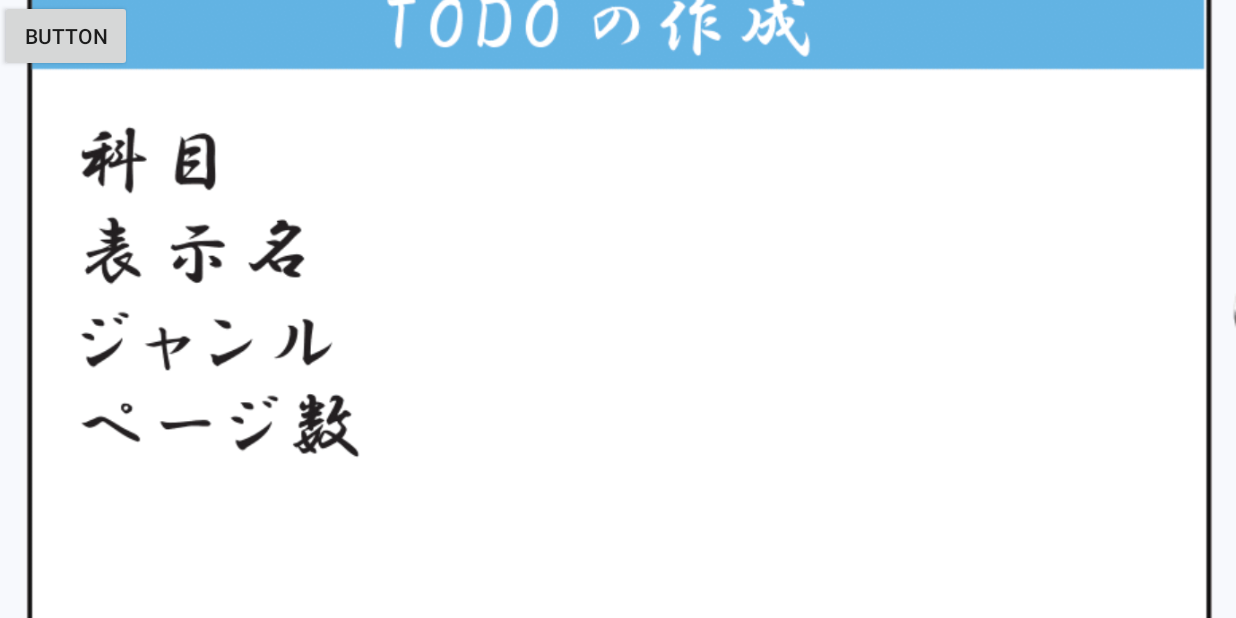
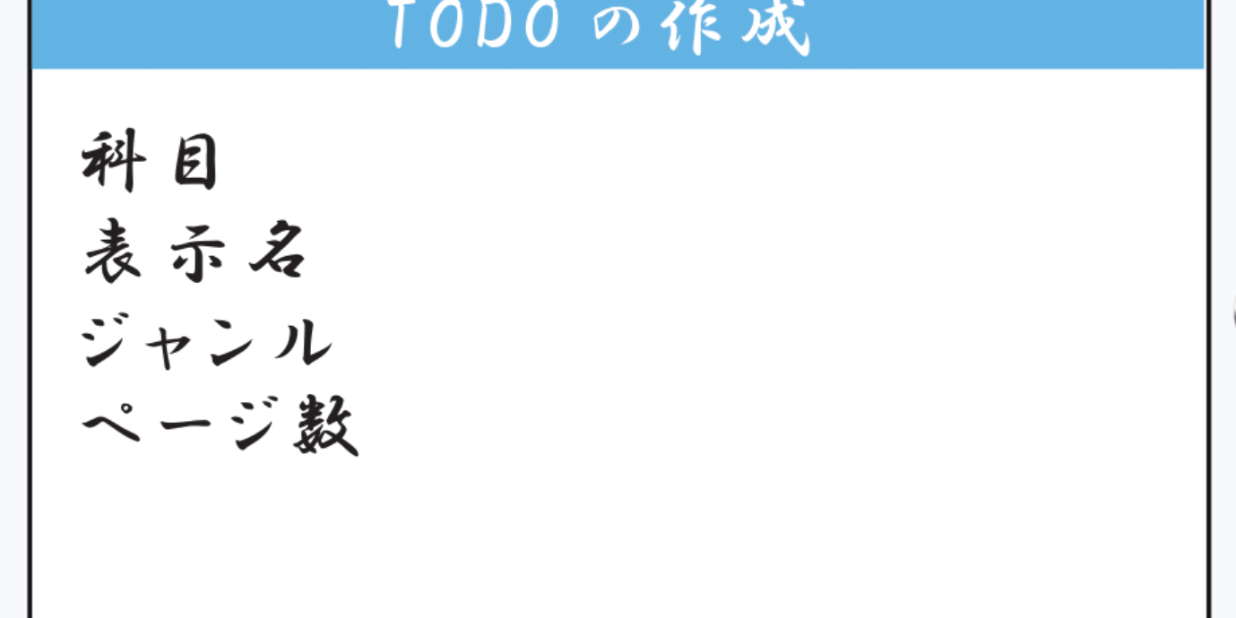
Before and after one commit to KOsyuki/Kakuben_AS, an Android app: the SakuseiActivity screen opened directly, with no data from a screen before it, on a phone screen of 824 x 412 dp (held sideways). Run offline under Robolectric (Android 15) with nearby library versions, the phone set to English and light mode, and no system bars.

Commit message:
ボタン削除

```diff
--- a/app/src/main/res/layout/activity_sakusei.xml
+++ b/app/src/main/res/layout/activity_sakusei.xml
@@ -19,12 +19,4 @@
         app:layout_constraintStart_toStartOf="parent"
         app:layout_constraintTop_toTopOf="parent" />
 
-    <Button
-        android:id="@+id/button"
-        android:layout_width="wrap_content"
-        android:layout_height="wrap_content"
-        android:text="Button"
-        tools:layout_editor_absoluteX="344dp"
-        tools:layout_editor_absoluteY="197dp" />
-
 </androidx.constraintlayout.widget.ConstraintLayout>
```
